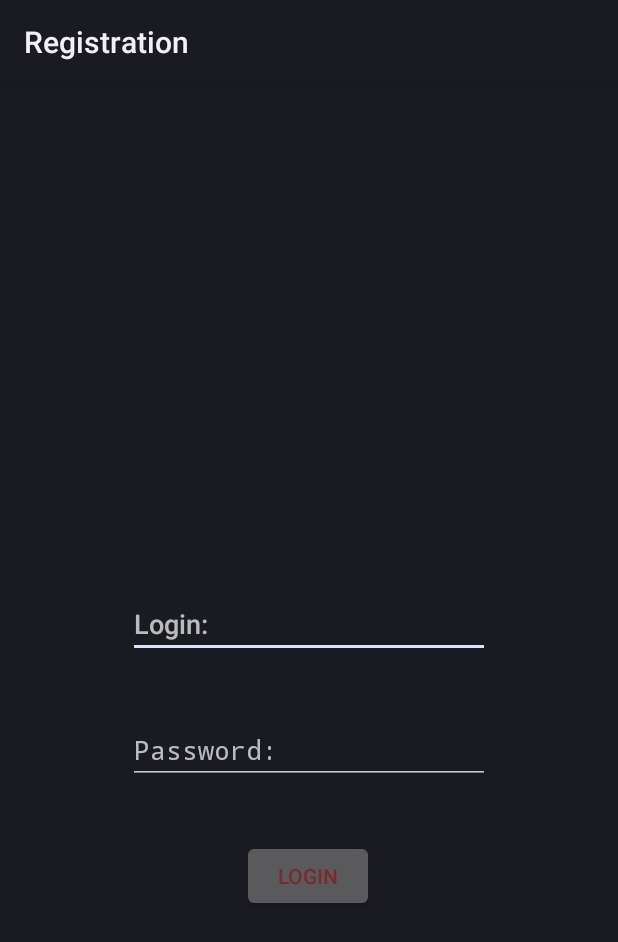
After one commit to nikasd123/AndroidTMS, an Android app: the layout registration_window.xml on its own in the app's theme, with its tools: preview values and no code run, on a phone screen of 412 x 824 dp. The commit adds this screen. Shown: the top 942 px of the screen. Run offline under Robolectric (Android 15) with nearby library versions, the phone set to English and light mode, and no system bars.

Commit message:
RegistrationActivity

```diff
--- a/app/src/main/java/com/example/tmsandroid/MainActivity.kt
+++ b/app/src/main/java/com/example/tmsandroid/SecondActivity.kt
@@ -1,9 +1,9 @@
 package com.example.tmsandroid
 
+import android.os.Bundle
 import androidx.appcompat.app.AppCompatActivity
-import android.os.Bundle
 
-class MainActivity : AppCompatActivity() {
+class SecondActivity : AppCompatActivity() {
     override fun onCreate(savedInstanceState: Bundle?) {
         super.onCreate(savedInstanceState)
         setContentView(R.layout.activity_main)
--- a/app/src/main/res/layout/activity_main.xml
+++ b/app/src/main/res/layout/activity_main.xml
@@ -4,7 +4,7 @@
     xmlns:tools="http://schemas.android.com/tools"
     android:layout_width="match_parent"
     android:layout_height="match_parent"
-    tools:context=".MainActivity">
+    tools:context=".`1`">
 
     <TextView
         android:layout_width="wrap_content"
--- /dev/null
+++ b/app/src/main/res/layout/registration_window.xml
@@ -0,0 +1,48 @@
+<?xml version="1.0" encoding="utf-8"?>
+<androidx.constraintlayout.widget.ConstraintLayout xmlns:android="http://schemas.android.com/apk/res/android"
+    xmlns:app="http://schemas.android.com/apk/res-auto"
+    xmlns:tools="http://schemas.android.com/tools"
+    android:layout_width="match_parent"
+    android:layout_height="match_parent">
+
+    <EditText
+        android:id="@+id/loginInput"
+        android:layout_width="241dp"
+        android:layout_height="44dp"
+        android:layout_marginBottom="40dp"
+        android:autofillHints="Login:"
+        android:hint="Login:"
+        android:inputType="text"
+        app:layout_constraintBottom_toTopOf="@+id/inputPassword"
+        app:layout_constraintEnd_toEndOf="parent"
+        app:layout_constraintStart_toStartOf="parent" />
+
+    <EditText
+        android:id="@+id/inputPassword"
+        android:layout_width="241dp"
+        android:layout_height="44dp"
+        android:layout_marginBottom="20dp"
+        android:ems="10"
+        android:hint="Password:"
+        android:inputType="textPassword"
+        app:layout_constraintBottom_toTopOf="@+id/button"
+        app:layout_constraintEnd_toEndOf="parent"
+        app:layout_constraintStart_toStartOf="parent"
+        app:layout_constraintTop_toTopOf="parent"
+        app:layout_constraintVertical_bias="0.96"
+        tools:ignore="HardcodedText" />
+
+    <Button
+        android:id="@+id/button"
+        android:layout_width="wrap_content"
+        android:layout_height="wrap_content"
+        android:layout_marginBottom="216dp"
+        android:text="Login"
+        app:layout_constraintBottom_toBottomOf="parent"
+        app:layout_constraintEnd_toEndOf="parent"
+        app:layout_constraintHorizontal_bias="0.498"
+        app:layout_constraintStart_toStartOf="parent"
+        android:textColor="@color/BlackRed"/>
+
+
+</androidx.constraintlayout.widget.ConstraintLayout>
--- a/app/src/main/res/values-night/themes.xml
+++ b/app/src/main/res/values-night/themes.xml
@@ -1,6 +1,6 @@
 <resources xmlns:tools="http://schemas.android.com/tools">
     <!-- Base application theme. -->
-    <style name="Theme.TMSAndroid" parent="Theme.MaterialComponents.DayNight.DarkActionBar">
+    <style name="Theme.TMSAndroidNight" parent="Theme.MaterialComponents.DayNight.DarkActionBar">
         <!-- Primary brand color. -->
         <item name="colorPrimary">@color/purple_200</item>
         <item name="colorPrimaryVariant">@color/purple_700</item>
--- a/app/src/main/res/values/colors.xml
+++ b/app/src/main/res/values/colors.xml
@@ -7,4 +7,6 @@
     <color name="teal_700">#FF018786</color>
     <color name="black">#FF000000</color>
     <color name="white">#FFFFFFFF</color>
+    <color name="BlackRed">#88970000</color>
+    <color name="BlueGrey">#88002630</color>
 </resources>
--- a/app/src/main/res/values/strings.xml
+++ b/app/src/main/res/values/strings.xml
@@ -1,3 +1,3 @@
 <resources>
-    <string name="app_name">TMS Android</string>
+    <string name="app_name">Registration</string>
 </resources>
```
Also changed, not shown: app/src/main/AndroidManifest.xml (+5 -2 lines), app/src/main/java/com/example/tmsandroid/RegistrationActivity.kt (added, +52 -0 lines).
